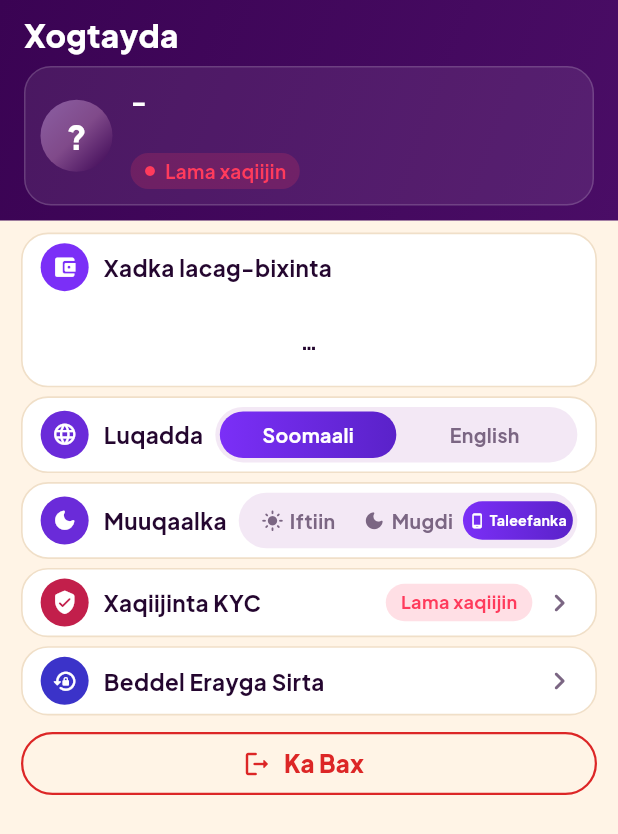
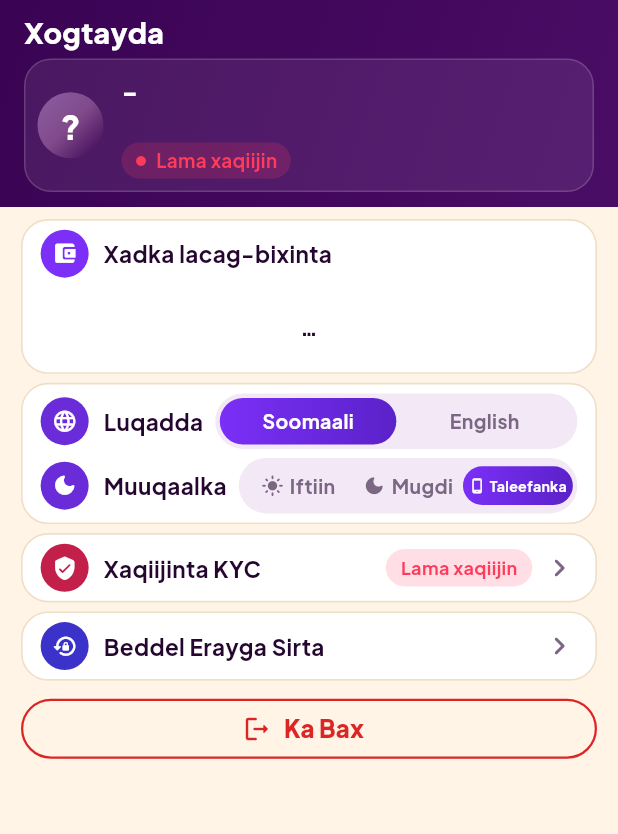
Before and after one commit to waaproltd-spec/Badal-exchange, a Flutter app: the ProfileScreen screen opened directly, on a phone screen of 412 x 824 dp. Shown: the top 834 px of the screen. Run offline on Flutter 3.47's test engine with Material 3 defaults, Android fonts, the phone set to English and light mode, and no system bars; our stand-ins replace audioplayers, device_info_plus, firebase_core, firebase_messaging, flutter_secure_storage, font_awesome_flutter and 5 more; accounts and stored records are empty; network calls fail.

Commit message:
Profile: language and appearance share one card, smaller header (fits one screen)
Co-Authored-By: Claude Sonnet 5.5 <noreply@anthropic.com>
Claude-Session: https://claude.ai/code/session_011NoKpXo4GzSuoMJss1uUua

```diff
--- a/customer-app/lib/screens/profile/profile_screen.dart
+++ b/customer-app/lib/screens/profile/profile_screen.dart
@@ -152,11 +152,11 @@ class _ProfileScreenState extends State<ProfileScreen> {
                   child: Column(
                     crossAxisAlignment: CrossAxisAlignment.start,
                     children: [
-                      Text(AppStrings.profile, style: AppTextStyles.appBarTitle.copyWith(color: Colors.white, fontSize: 21, fontWeight: FontWeight.w800)),
-                      const SizedBox(height: 6),
+                      Text(AppStrings.profile, style: AppTextStyles.appBarTitle.copyWith(color: Colors.white, fontSize: 19, fontWeight: FontWeight.w800)),
+                      const SizedBox(height: 4),
                       Container(
                         key: const Key('profile-header'),
-                        padding: const EdgeInsets.all(10),
+                        padding: const EdgeInsets.all(8),
                         decoration: BoxDecoration(
                           color: Colors.white.withOpacity(0.08),
                           borderRadius: BorderRadius.circular(18),
@@ -164,8 +164,8 @@ class _ProfileScreenState extends State<ProfileScreen> {
                         ),
                         child: Row(children: [
                           Container(
-                            width: 48,
-                            height: 48,
+                            width: 44,
+                            height: 44,
                             decoration: BoxDecoration(gradient: AppColors.brandGradient, shape: BoxShape.circle),
                             child: Center(child: Text(initial, style: const TextStyle(color: Colors.white, fontSize: 22, fontWeight: FontWeight.w800))),
                           ),
@@ -233,7 +233,8 @@ class _ProfileScreenState extends State<ProfileScreen> {
                       ),
                       const SizedBox(height: 6),
                       _Panel(
-                        child: Row(children: [
+                        child: Column(children: [
+                        Row(children: [
                           const _IconDot(icon: Icons.language_rounded, color: Color(0xFF6A2BD9)),
                           const SizedBox(width: 10),
                           Flexible(flex: 0, child: Text(AppStrings.language, maxLines: 1, overflow: TextOverflow.ellipsis, style: _title)),
@@ -250,10 +251,8 @@ class _ProfileScreenState extends State<ProfileScreen> {
                             ),
                           ),
                         ]),
-                      ),
-                      const SizedBox(height: 6),
-                      _Panel(
-                        child: Row(children: [
+                        const SizedBox(height: 6),
+                        Row(children: [
                           const _IconDot(icon: Icons.dark_mode_rounded, color: Color(0xFF6A2BD9)),
                           const SizedBox(width: 10),
                           Flexible(flex: 0, child: Text(AppStrings.appearance, maxLines: 1, overflow: TextOverflow.ellipsis, style: _title)),
@@ -273,6 +272,7 @@ class _ProfileScreenState extends State<ProfileScreen> {
                               ),
                             ),
                           ),
+                        ]),
                         ]),
                       ),
                       const SizedBox(height: 6),
@@ -303,7 +303,7 @@ class _ProfileScreenState extends State<ProfileScreen> {
                         style: OutlinedButton.styleFrom(
                           foregroundColor: AppColors.error,
                           side: const BorderSide(color: AppColors.error, width: 1.5),
-                          minimumSize: const Size.fromHeight(42),
+                          minimumSize: const Size.fromHeight(40),
                           shape: RoundedRectangleBorder(borderRadius: BorderRadius.circular(23)),
                         ),
                         icon: const Icon(Icons.logout_rounded, size: 20),
@@ -436,7 +436,7 @@ class _LimitRow extends StatelessWidget {
     final color = empty ? AppColors.error : near ? _amber : base;
     final percent = (period.fraction * 100).round();
     return Container(
-      padding: const EdgeInsets.fromLTRB(12, 5, 12, 5),
+      padding: const EdgeInsets.fromLTRB(12, 4, 12, 4),
       decoration: BoxDecoration(
         color: AppColors.primaryTint.withOpacity(0.55),
         borderRadius: BorderRadius.circular(14),
```
